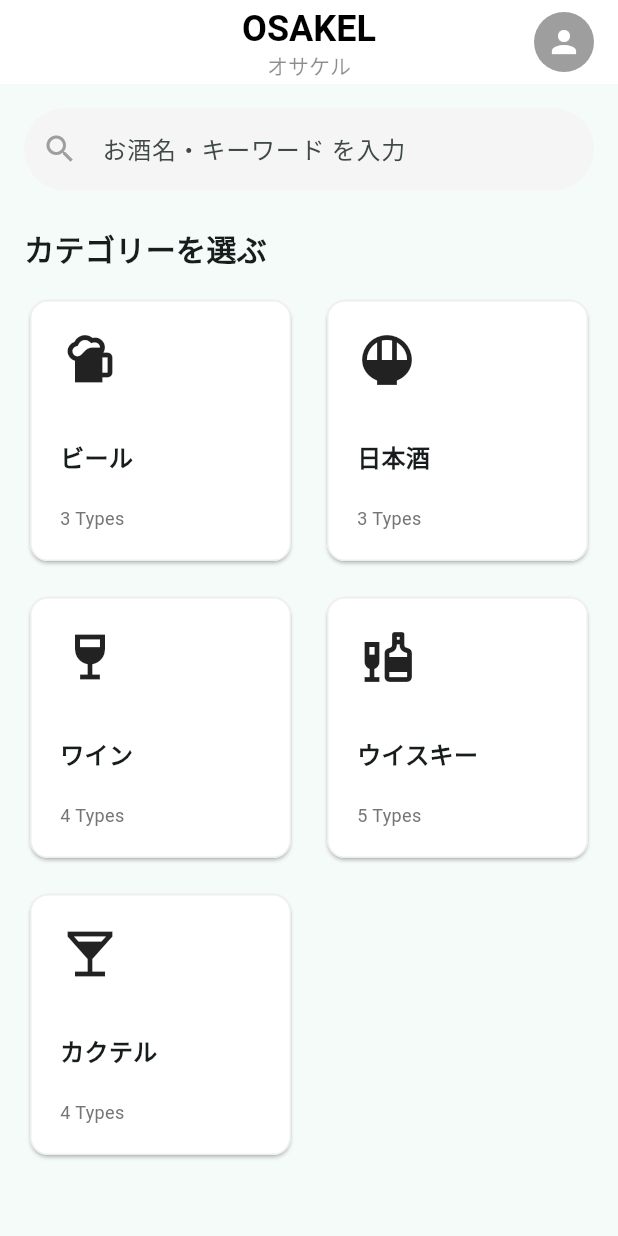
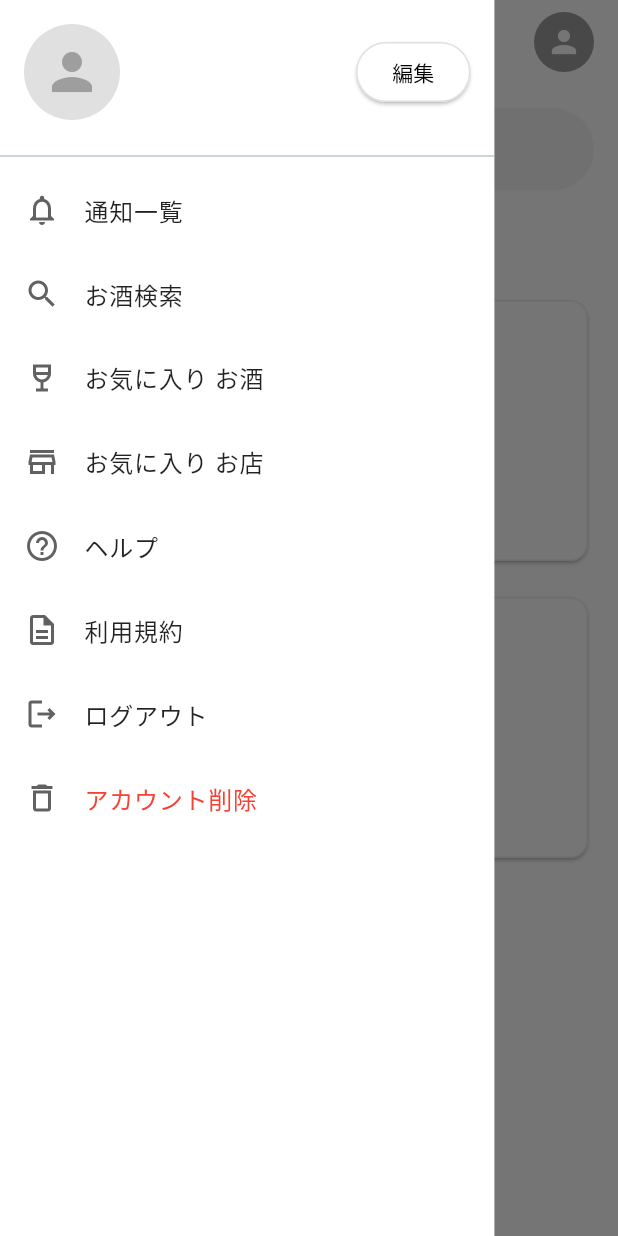
Before and after one commit to yuukidayo/osakel, a Flutter app: the CategoryListScreen screen opened directly, with the side drawer open (before the commit the screen has no drawer), on a phone screen of 412 x 824 dp. Run offline on Flutter 3.47's test engine with Material 3 defaults, Android fonts, the phone set to English and light mode, and no system bars; our stand-ins replace cached_network_image, carousel_slider, cloud_firestore, firebase_auth, firebase_core, google_maps_flutter; accounts and stored records are empty.

Commit message:
Improve app functionality and UI adjustments across multiple files

```diff
--- a/lib/screens/category_list_screen.dart
+++ b/lib/screens/category_list_screen.dart
@@ -68,6 +68,7 @@
     final profileImageUrl = user?.photoURL;
 
     return Scaffold(
+      backgroundColor: Colors.white,
       appBar: CustomAppBar(
         onProfileTap: () {
           showSideMenu(
@@ -77,6 +78,10 @@
             notificationCount: 2, // 通知数は実際のデータに置き換え可能
           );
         },
+      ),
+      drawer: SideMenu(
+        userName: user?.displayName ?? 'ゲスト',
+        onClose: () => Navigator.pop(context),
       ),
       body: _isLoading
           ? const Center(child: CircularProgressIndicator())
--- a/lib/widgets/side_menu.dart
+++ b/lib/widgets/side_menu.dart
@@ -44,6 +44,14 @@
                       Icons.notifications_outlined,
                       '通知一覧',
                       badge: notificationCount,
+                    ),
+                    _buildMenuItem(
+                      Icons.search,
+                      'お酒検索',
+                      onTap: () {
+                        onClose();
+                        Navigator.of(context).pushNamed('/drinks/search');
+                      },
                     ),
                     _buildMenuItem(
                       Icons.wine_bar_outlined,
```
Also changed, not shown: lib/main.dart (+7 -2 lines), 1 other file.
